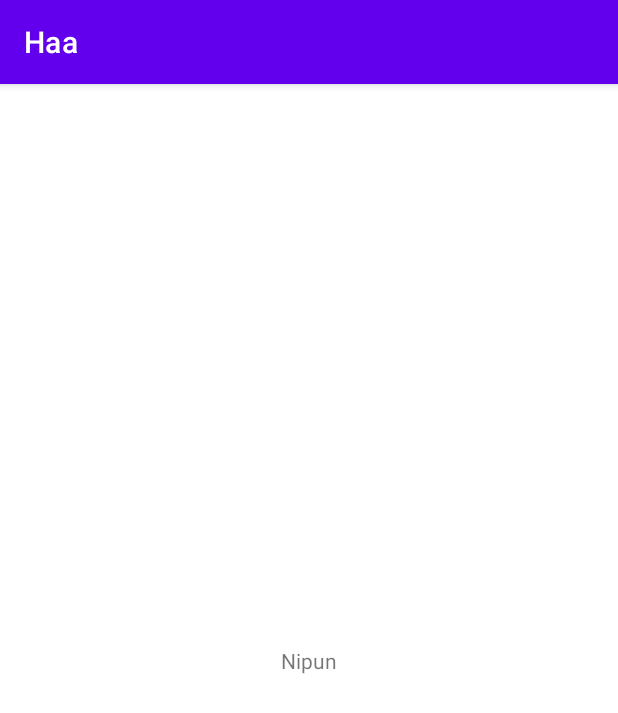
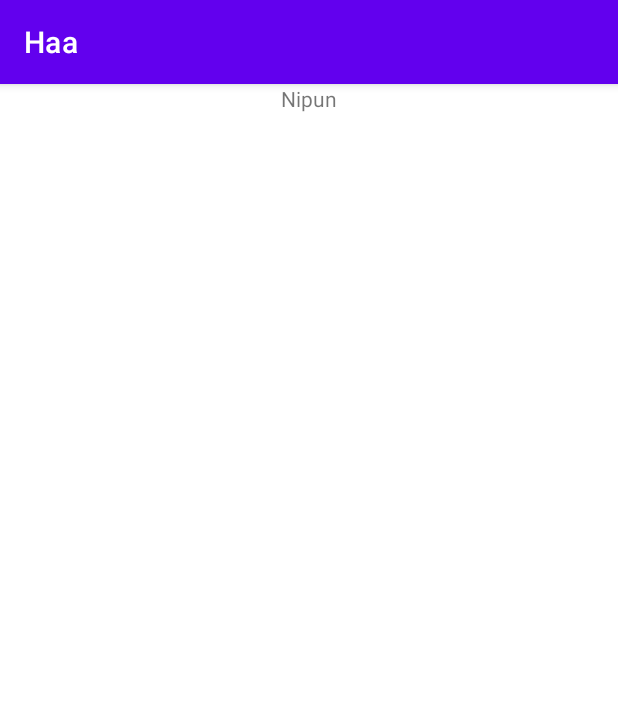
Before and after one commit to JaniduChamika/Mobile-home-account-asistant, an Android app: the screen it shows after launch (MainActivity), on a phone screen of 412 x 824 dp. Shown: the top 713 px of the screen. Run offline under Robolectric (Android 15) with nearby library versions, the light colour scheme and no system bars.

Commit message:
linear layout

```diff
--- a/Haa/app/src/main/res/layout/activity_main.xml
+++ b/Haa/app/src/main/res/layout/activity_main.xml
@@ -1,18 +1,20 @@
 <?xml version="1.0" encoding="utf-8"?>
-<androidx.constraintlayout.widget.ConstraintLayout xmlns:android="http://schemas.android.com/apk/res/android"
+<LinearLayout xmlns:android="http://schemas.android.com/apk/res/android"
     xmlns:app="http://schemas.android.com/apk/res-auto"
     xmlns:tools="http://schemas.android.com/tools"
     android:layout_width="match_parent"
     android:layout_height="match_parent"
-    tools:context=".MainActivity">
+    tools:context=".MainActivity"
+    android:orientation="vertical">
 
     <TextView
         android:layout_width="wrap_content"
         android:layout_height="wrap_content"
         android:text="Nipun"
+android:layout_gravity="center"
         app:layout_constraintBottom_toBottomOf="parent"
         app:layout_constraintEnd_toEndOf="parent"
         app:layout_constraintStart_toStartOf="parent"
         app:layout_constraintTop_toTopOf="parent" />
 
-</androidx.constraintlayout.widget.ConstraintLayout>
+</LinearLayout>
```
